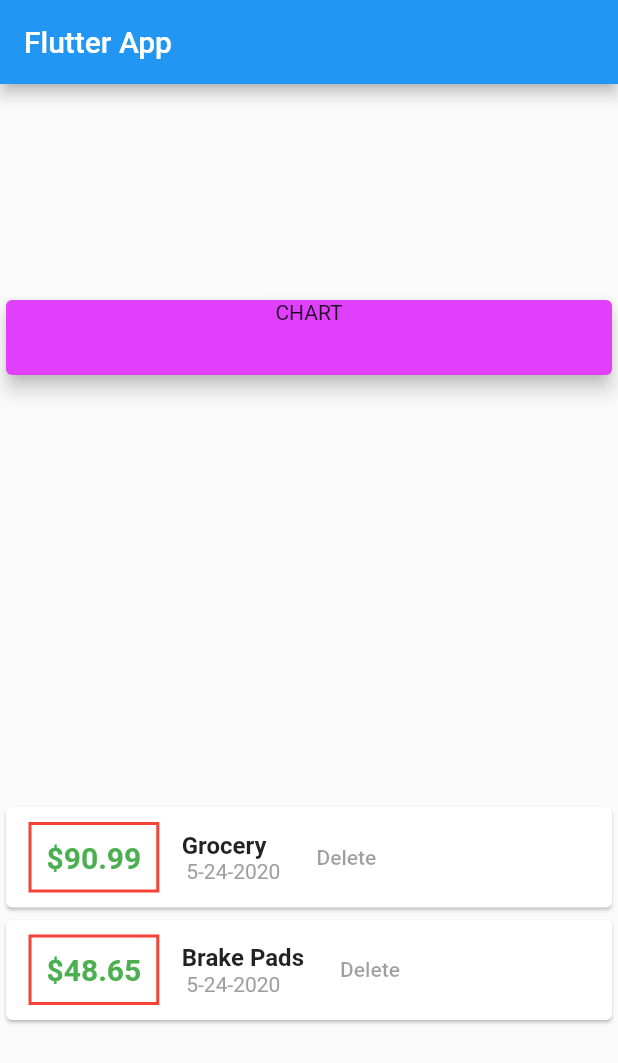
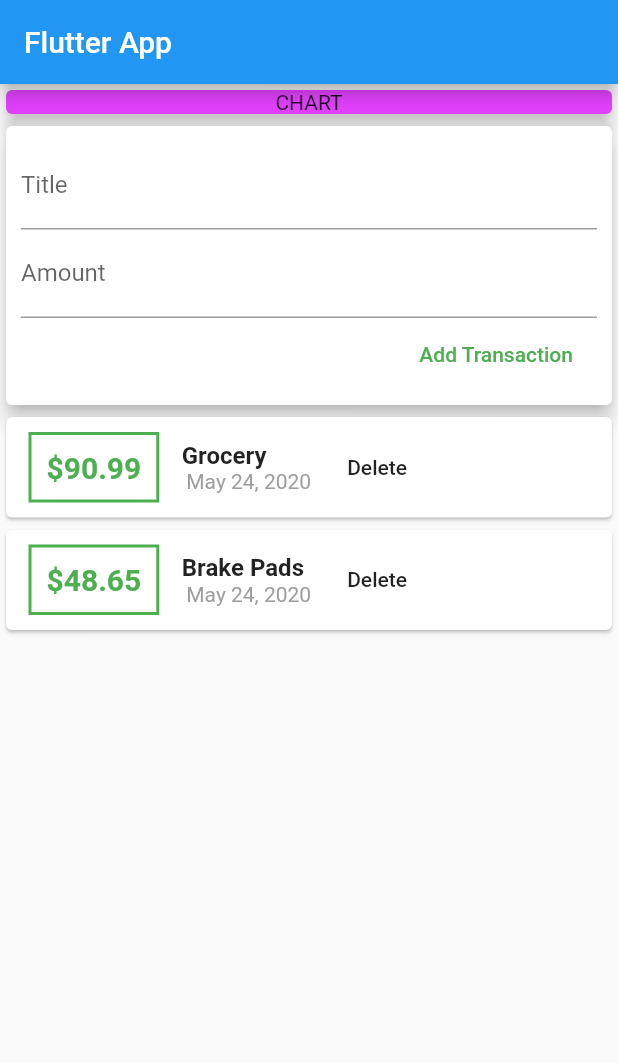
Before and after one commit to kaushalwagle/flutter_intro, a Flutter app: the screen it shows after launch, on a phone screen of 412 x 824 dp. Shown: the top 1063 px of the screen. Run offline on Flutter 3.47's test engine with Material 2 defaults, Android fonts, the phone set to English and light mode, and no system bars.

Commit message:
Section 4 Lecture 86: Adding Transaction to the list COMPLETED!

```diff
--- a/lib/main.dart
+++ b/lib/main.dart
@@ -1,7 +1,6 @@
-import 'package:flutter/cupertino.dart';
 import 'package:flutter/material.dart';
 
-import './transaction.dart';
+import './wigets/user_transactions.dart';
 
 void main() => runApp(MyApp());
 
@@ -16,20 +15,10 @@ class MyApp extends StatelessWidget {
 }
 
 class MyHomePage extends StatelessWidget {
-  final List<Transaction> transactions = [
-    Transaction(
-      id: 'T1',
-      title: 'Grocery',
-      amount: 90.99,
-      date: DateTime.now(),
-    ),
-    Transaction(
-      id: 'T2',
-      title: 'Brake Pads',
-      amount: 48.65,
-      date: DateTime.now(),
-    ),
-  ];
+//  String titleInput;
+//  String amountInput;
+  final titleController = TextEditingController();
+  final amountController = TextEditingController();
 
   @override
   Widget build(BuildContext context) {
@@ -38,7 +27,7 @@ class MyHomePage extends StatelessWidget {
         title: Text('Flutter App'),
       ),
       body: Column(
-        mainAxisAlignment: MainAxisAlignment.spaceAround,
+        mainAxisAlignment: MainAxisAlignment.start,
         crossAxisAlignment: CrossAxisAlignment.stretch,
         children: <Widget>[
           Card(
@@ -49,72 +38,10 @@ class MyHomePage extends StatelessWidget {
                 textAlign: TextAlign.center,
               ),
               width: double.infinity,
-              height: 50,
             ),
             elevation: 5,
           ),
-          Column(
-            children: transactions.map((tx) {
-              return Card(
-                child: Row(
-                  children: <Widget>[
-                    Container(
-                      margin: EdgeInsets.symmetric(
-                        horizontal: 15,
-                        vertical: 10,
-                      ),
-                      decoration: BoxDecoration(
-                        border: Border.all(
-                          color: Colors.red,
-                          width: 2,
-                        ),
-                      ),
-                      padding: EdgeInsets.all(10),
-                      child: Text(
-                        '\$' + tx.amount.toString(),
-                        style: TextStyle(
-                          fontWeight: FontWeight.bold,
-                          fontSize: 20,
-                          color: Colors.green,
-                        ),
-                      ),
-                    ),
-                    Column(
-                      crossAxisAlignment: CrossAxisAlignment.start,
-                      children: <Widget>[
-                        Text(
-                          tx.title,
-                          style: TextStyle(
-                            fontSize: 16,
-                            fontWeight: FontWeight.bold,
-                          ),
-                        ),
-                        Container(
-                          padding: EdgeInsets.only(left: 3),
-                          child: Text(
-                            tx.date.month.toString() +
-                                '-' +
-                                tx.date.day.toString() +
-                                '-' +
-                                tx.date.year.toString(),
-                            style: TextStyle(
-                              color: Colors.grey,
-                            ),
-                          ),
-                        ),
-                      ],
-                    ),
-                    Container(
-                      alignment: Alignment.centerRight,
-                      child: FlatButton(
-                        child: Text('Delete'),
-                      ),
-                    ),
-                  ],
-                ),
-              );
-            }).toList(),
-          ),
+          UserTransactions(),
         ],
       ),
     );
--- /dev/null
+++ b/lib/wigets/new_transaction.dart
@@ -0,0 +1,43 @@
+import 'package:flutter/material.dart';
+
+class NewTransaction extends StatelessWidget {
+  final titleController = TextEditingController();
+  final amountController = TextEditingController();
+
+  final Function _addTxHandler;
+
+  NewTransaction(this._addTxHandler);
+
+  @override
+  Widget build(BuildContext context) {
+    return Card(
+      elevation: 5,
+      child: Container(
+        padding: EdgeInsets.all(10),
+        child: Column(
+          crossAxisAlignment: CrossAxisAlignment.end,
+          children: <Widget>[
+            TextField(
+              decoration: InputDecoration(labelText: 'Title'),
+              controller: titleController,
+              //onChanged: (value){titleInput =value;},
+            ),
+            TextField(
+              decoration: InputDecoration(labelText: 'Amount'),
+              controller: amountController,
+              //onChanged: (value) => amountInput=value,
+            ),
+            FlatButton(
+              child: Text('Add Transaction'),
+              onPressed: () => _addTxHandler(
+                title: titleController.text,
+                amount: double.parse(amountController.text),
+              ),
+              textColor: Colors.green,
+            ),
+          ],
+        ),
+      ),
+    );
+  }
+}
--- /dev/null
+++ b/lib/wigets/transaction_list.dart
@@ -0,0 +1,75 @@
+import 'package:flutter/material.dart';
+import 'package:intl/intl.dart';
+
+import '../models/transaction.dart';
+
+class TransactionList extends StatelessWidget {
+  final List<Transaction> _transactions;
+
+  TransactionList(this._transactions);
+
+  @override
+  Widget build(BuildContext context) {
+    return Column(
+      children: _transactions.map((tx) {
+        return Card(
+          child: Row(
+            children: <Widget>[
+              Container(
+                margin: EdgeInsets.symmetric(
+                  horizontal: 15,
+                  vertical: 10,
+                ),
+                decoration: BoxDecoration(
+                  border: Border.all(
+                    color: Colors.green,
+                    width: 2,
+                  ),
+                ),
+                padding: EdgeInsets.all(10),
+                child: Text(
+                  '\$${tx.amount}',
+                  style: TextStyle(
+                    fontWeight: FontWeight.bold,
+                    fontSize: 20,
+                    color: Colors.green,
+                  ),
+                ),
+              ),
+              Column(
+                crossAxisAlignment: CrossAxisAlignment.start,
+                children: <Widget>[
+                  Container(
+                    child: Text(
+                      tx.title,
+                      style: TextStyle(
+                        fontSize: 16,
+                        fontWeight: FontWeight.bold,
+                      ),
+                    ),
+                  ),
+                  Container(
+                    padding: EdgeInsets.only(left: 3),
+                    child: Text(
+                      DateFormat('yMMMd').format(tx.date),
+                      style: TextStyle(
+                        color: Colors.grey,
+                      ),
+                    ),
+                  ),
+                ],
+              ),
+              Container(
+                alignment: Alignment.centerRight,
+                child: FlatButton(
+                  child: Text('Delete'),
+                  onPressed: () {},
+                ),
+              ),
+            ],
+          ),
+        );
+      }).toList(),
+    );
+  }
+}
--- /dev/null
+++ b/lib/wigets/user_transactions.dart
@@ -0,0 +1,51 @@
+import 'package:flutter/material.dart';
+
+import './transaction_list.dart';
+import './new_transaction.dart';
+
+import '../models/transaction.dart';
+
+class UserTransactions extends StatefulWidget {
+  @override
+  _UserTransactionsState createState() => _UserTransactionsState();
+}
+
+class _UserTransactionsState extends State<UserTransactions> {
+  final List<Transaction> _userTransactions = [
+    Transaction(
+      id: 'T1',
+      title: 'Grocery',
+      amount: 90.99,
+      date: DateTime.now(),
+    ),
+    Transaction(
+      id: 'T2',
+      title: 'Brake Pads',
+      amount: 48.65,
+      date: DateTime.now(),
+    ),
+  ];
+
+  void _addNewTransaction({@required String title, @required double amount}) {
+    final newTx = Transaction(
+      title: title,
+      amount: amount,
+      date: DateTime.now(),
+      id: DateTime.now().toString(),
+    );
+
+    setState(() {
+      _userTransactions.add(newTx);
+    });
+  }
+
+  @override
+  Widget build(BuildContext context) {
+    return Column(
+      children: <Widget>[
+        NewTransaction(_addNewTransaction),
+        TransactionList(_userTransactions),
+      ],
+    );
+  }
+}
--- a/pubspec.yaml
+++ b/pubspec.yaml
@@ -23,6 +23,7 @@ environment:
 dependencies:
   flutter:
     sdk: flutter
+  intl: ^0.16.1
 
 
   # The following adds the Cupertino Icons font to your application.
```
Also changed, not shown: lib/models/transaction.dart (renamed from lib/transaction.dart), pubspec.lock.
